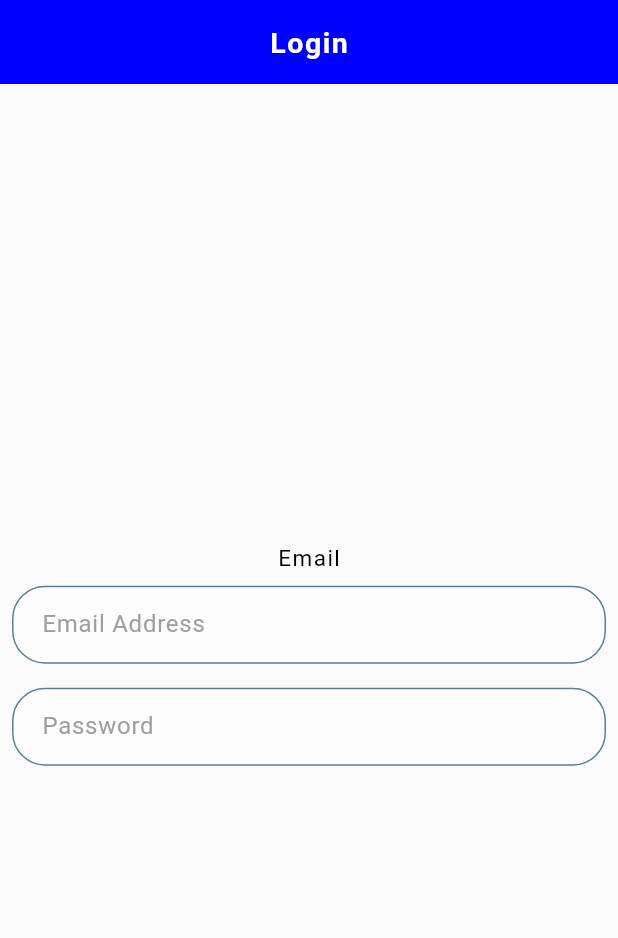
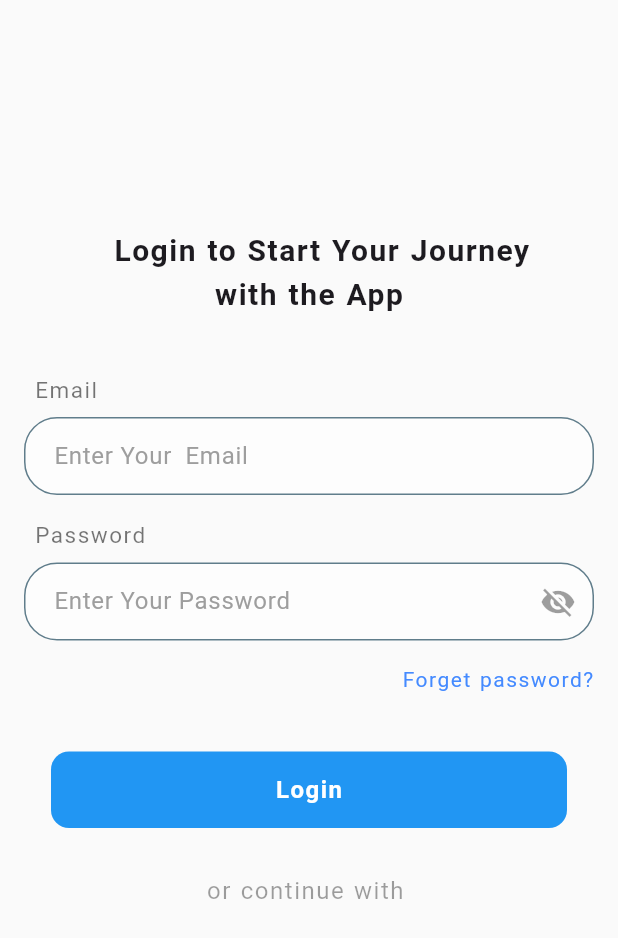
Before and after one commit to NikhilSharma7679/Practice, a Flutter app: the screen it shows after launch, on a phone screen of 412 x 824 dp. Shown: the top 938 px of the screen. Run offline on Flutter 3.47's test engine with Material 3 defaults, Android fonts, the phone set to English and light mode, and no system bars; our stand-ins replace stacked, stacked_services, stacked_shared.

Commit message:
2nd time

```diff
--- a/lib/Constants/ConstantsStyles.dart
+++ b/lib/Constants/ConstantsStyles.dart
@@ -23,7 +23,7 @@ const kInputDecoration = InputDecoration(
   ),
   focusedBorder: OutlineInputBorder(
     borderRadius: BorderRadius.all(Radius.circular(22)),
-    borderSide: BorderSide(color: Colors.blueAccent, width: 0.5),
+    borderSide: BorderSide(color: Colors.blue, width: 0.5),
   ),
   filled: true,
   fillColor: Color(0x80FFFFFF),// 50% transparent white
@@ -34,3 +34,17 @@ const kTextFieldTextStyle = TextStyle(
   fontSize: 16,
   color: Colors.black87,
 );
+const kBlueButtonStyle = ButtonStyle(
+
+    backgroundColor: MaterialStatePropertyAll<Color>(Colors.blue),
+  foregroundColor: MaterialStatePropertyAll<Color>(Colors.white),
+  padding: MaterialStatePropertyAll<EdgeInsets>(
+    EdgeInsets.symmetric(vertical: 14, horizontal: 24),
+  ),
+  shape: MaterialStatePropertyAll<RoundedRectangleBorder>(
+    RoundedRectangleBorder(
+      borderRadius: BorderRadius.all(Radius.circular(12)),
+    ),
+  ),
+  elevation: MaterialStatePropertyAll<double>(0),
+);
--- a/lib/Ui/LoginView/LoginView.dart
+++ b/lib/Ui/LoginView/LoginView.dart
@@ -10,46 +10,103 @@ class Loginview extends StatefulWidget {
 }
 
 class _LoginviewState extends State<Loginview> {
+  bool _obscurePassword = true;
   @override
   Widget build(BuildContext context) {
     return Scaffold(
       backgroundColor: Colors.grey[50],
-       appBar:  AppBar(
-         title: Text("Login"),
-          backgroundColor:Color(0xFF0000FF), // FF = full opacity, 0000FF = blue
-          titleTextStyle:  TextStyle(color: Colors.white,
-              fontSize: 19,
-              fontWeight: FontWeight.bold,
-              letterSpacing: 1, wordSpacing: 1),
-          centerTitle: true,
-          // leading: IconButton(onPressed: () {
-          //
-          // }, icon: Icon(CupertinoIcons.back,color: Colors.white,)),
+       // appBar:  AppBar(
+       //   title: Text("Login"),
+       //    backgroundColor:Color(0xFF0000FF), // FF = full opacity, 0000FF = blue
+       //    titleTextStyle:  TextStyle(color: Colors.white,
+       //        fontSize: 19,
+       //        fontWeight: FontWeight.bold,
+       //        letterSpacing: 1, wordSpacing: 1),
+       //    centerTitle: true,
+       //    // leading: IconButton(onPressed: () {
+       //    //
+       //    // }, icon: Icon(CupertinoIcons.back,color: Colors.white,)),
+       //
+       //
+       //  ),
+body: SingleChildScrollView(
+  child: Padding(
+    padding: const EdgeInsets.all(8.0),
+    child: Column(
+      crossAxisAlignment: CrossAxisAlignment.start,
+      children: [
+        SizedBox(height: 111,),
+        Center(child: Padding(
+          padding:  EdgeInsets.only(top: 34,right: 39,left: 56),
+          child: Text("Login to Start Your Journey",style: TextStyle(fontWeight: FontWeight.bold,fontSize: 20,wordSpacing: 1,letterSpacing: 1),),
+        )),
+        Center(child: Text("with the App",style: TextStyle(fontWeight: FontWeight.bold,fontSize: 20,wordSpacing: 1,letterSpacing: 1),)),
+
+        SizedBox(height: 30,),
+        Padding(
+          padding:  EdgeInsets.only(left: 15,right: 8,bottom: 8,top: 8),
+          child: Text("Email",style: TextStyle(letterSpacing: 1,wordSpacing: 1,fontSize: 15,color: Colors.black54
 
 
+          ),),
         ),
-body: Center(
-  child: SingleChildScrollView(
-    child: Column(
-      children: [
-        Text("Email",style: TextStyle(letterSpacing: 1,wordSpacing: 1,fontSize: 15,color: Colors.black
-
-
-        ),),
         Padding(
-          padding: const EdgeInsets.all(8.0),
+          padding:  EdgeInsets.only(left: 8,right: 8,bottom: 8),
           child: TextFormField(
             style: kTextFieldTextStyle,
-            decoration: kInputDecoration.copyWith(hintText: "Email Address"),
+            decoration: kInputDecoration.copyWith(hintText: "Enter Your  Email"),
           ),
         ),
         Padding(
-          padding: const EdgeInsets.all(8.0),
-          child: TextFormField(
-            style: kTextFieldTextStyle,
-            decoration: kInputDecoration.copyWith(hintText: "Password"),
+          padding:  EdgeInsets.only(left: 15,right: 8,bottom: 8,top: 8),
+          child: Text("Password",style: TextStyle(letterSpacing: 1,wordSpacing: 1,fontSize: 15,color: Colors.black54
+
+
+
+          ),),
+        ),
+  Padding(
+    padding: const EdgeInsets.only(left: 8, right: 8, bottom: 8),
+    child: TextFormField(
+      obscureText: _obscurePassword,
+      style: kTextFieldTextStyle,
+      decoration: kInputDecoration.copyWith(
+        hintText: "Enter Your Password",
+        suffixIcon: IconButton(
+          icon: Icon(
+            _obscurePassword ? Icons.visibility_off : Icons.visibility,color: Colors.black38
           ),
-        )
+          onPressed: () {
+            setState(() {
+              _obscurePassword = !_obscurePassword;
+            });
+          },
+        ),
+      ),
+    ),
+  ),
+    Padding(
+      padding: const EdgeInsets.all(8.0),
+      child: Align(
+          alignment: Alignment.centerRight,
+          child: Text("Forget password?",style: TextStyle(color: Colors.blueAccent,fontSize: 14,wordSpacing: 1,letterSpacing: 1,fontWeight: FontWeight.normal),)),
+    ),
+        SizedBox(height: 30,),
+        Center(
+          child: SizedBox(
+            width: 344,
+            child: ElevatedButton(
+              style: kBlueButtonStyle,
+              onPressed: () {
+                // your logic
+              },
+              child: Text("Login",style: TextStyle(color: Colors.white,fontSize: 16,wordSpacing: 1,letterSpacing: 1,fontWeight: FontWeight.bold),),
+            ),
+          ),
+        ),
+        SizedBox(height: 30,),
+    Center(child: Text("or continue with ",style: TextStyle(color: Colors.black38,fontSize: 16,wordSpacing: 1,letterSpacing: 1,fontWeight: FontWeight.normal),)),
+
 
       ],
     ),
--- a/lib/app/app.dart
+++ b/lib/app/app.dart
@@ -14,11 +14,7 @@ dependencies: [
   LazySingleton(classType: BottomSheetService),
   LazySingleton(classType: DialogService),
   LazySingleton(classType: SnackbarService),
-
-
 ],
-
-
 )
 
 class AppSetup {}
--- a/pubspec.yaml
+++ b/pubspec.yaml
@@ -41,6 +41,7 @@ dependencies:
   get_it: ^8.2.0
   stacked_generator: ^1.6.1
   build_runner: 2.5.4
+  font_awesome_flutter: ^10.9.0
 dev_dependencies:
   flutter_test:
     sdk: flutter
```
Also changed, not shown: pubspec.lock.
